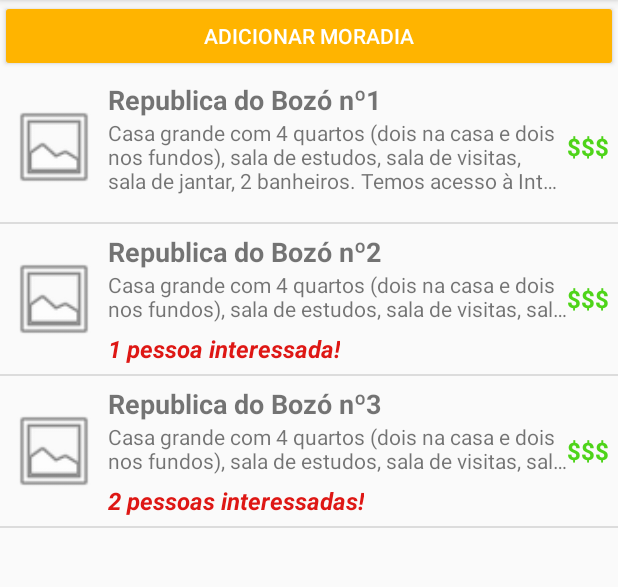
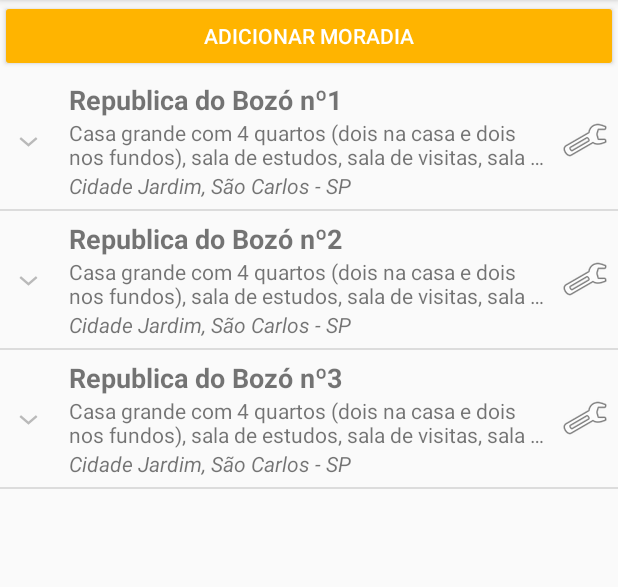
Before and after one commit to Dionen/TaEmCasa, an Android app: the fragment MinhasVagasActivity shown on its own in the app's theme, on a phone screen of 412 x 824 dp, the part 84-671 px from its top. Run offline under Robolectric (Android 15) with nearby library versions, the phone set to English and light mode, and no system bars.

Commit message:
Minhas Moradias exibe também as vagas

```diff
--- a/app/src/main/java/com/usp/icmc/taemcasa/Busca/SearchListActivity.java
+++ b/app/src/main/java/com/usp/icmc/taemcasa/Busca/SearchListActivity.java
@@ -1,7 +1,6 @@
 package com.usp.icmc.taemcasa.Busca;
 
 import android.app.Activity;
-import android.content.Intent;
 import android.os.Bundle;
 import android.support.v7.app.AppCompatActivity;
 import android.view.View;
@@ -13,9 +12,6 @@ import android.widget.ListView;
 import android.widget.TextView;
 import android.widget.Toast;
 
-import com.usp.icmc.taemcasa.Autenticacao.LoginActivity;
-import com.usp.icmc.taemcasa.Autenticacao.RegisterActivity;
-import com.usp.icmc.taemcasa.Perfil.PerfilVaga;
 import com.usp.icmc.taemcasa.R;
 import com.usp.icmc.taemcasa.Structures.Vaga;
 
@@ -111,7 +107,7 @@ public class SearchListActivity extends AppCompatActivity {
             description.setText(search.getDescription());
             address.setText(search.getAddress());
             price.setText(search.getPrice());
-            type.setText(search.getType());
+            type.setText(search.getTipoMoradia());
             imagem.setImageResource(R.drawable.ic_menu_gallery);
             return view;
         }
--- a/app/src/main/java/com/usp/icmc/taemcasa/MinhasVagas/MinhasVagasActivity.java
+++ b/app/src/main/java/com/usp/icmc/taemcasa/MinhasVagas/MinhasVagasActivity.java
@@ -1,6 +1,7 @@
 package com.usp.icmc.taemcasa.MinhasVagas;
 
 import android.app.Activity;
+import android.app.ExpandableListActivity;
 import android.content.Context;
 import android.content.Intent;
 import android.os.Bundle;
@@ -9,7 +10,9 @@ import android.view.LayoutInflater;
 import android.view.View;
 import android.view.ViewGroup;
 import android.widget.BaseAdapter;
+import android.widget.BaseExpandableListAdapter;
 import android.widget.Button;
+import android.widget.ExpandableListView;
 import android.widget.ImageView;
 import android.widget.ListView;
 import android.widget.TextView;
@@ -18,6 +21,7 @@ import com.usp.icmc.taemcasa.R;
 import com.usp.icmc.taemcasa.Structures.Vaga;
 
 import java.util.ArrayList;
+import java.util.HashMap;
 import java.util.List;
 
 public class MinhasVagasActivity extends Fragment {
@@ -32,14 +36,15 @@ public class MinhasVagasActivity extends Fragment {
                              Bundle savedInstanceState) {
         View rootView = inflater.inflate(R.layout.search_my_list, container, false);
 
-        List<Vaga> cursos = todasAsVagas();     // GERA MORADIAS TESTE
-                                                // DEVE-SE OBTER AS MORADIAS DO USUARIO
-        ListView listaDeCursos = (ListView) rootView.findViewById(R.id.search_result_list);
+        List<Vaga> pais = todasAsVagas();                           // GERA MORADIAS TESTE
+        HashMap<Vaga, List<Vaga>> filhos = todosOsFilhos(pais);     // DEVE-SE OBTER AS MORADIAS E VAGAS DO USUARIO
+
+        ExpandableListView minhasMoradias = (ExpandableListView) rootView.findViewById(R.id.expandable_list);
         Button adicionarVaga = (Button) rootView.findViewById(R.id.adicionarVaga);
 
         /* Liga os valores ao layout */
-        AdapterCursosPersonalizado adapter = new AdapterCursosPersonalizado(cursos, (Activity) getActivity());
-        listaDeCursos.setAdapter(adapter);
+        ExpandableListAdapter adapter = new ExpandableListAdapter(getActivity(), pais, filhos);
+        minhasMoradias.setAdapter(adapter);
 
         /* Botão de iniciar cadastro de moradia */
         adicionarVaga.setOnClickListener(new View.OnClickListener() {
@@ -59,7 +64,7 @@ public class MinhasVagasActivity extends Fragment {
         return rootView;
     }
 
-    // CRIA VALORES PARA TESTE
+     /* Gera valores teste de moradias */
     public List<Vaga> todasAsVagas(){
         final List<Vaga> list = new ArrayList<Vaga>();
 
@@ -74,72 +79,168 @@ public class MinhasVagasActivity extends Fragment {
         return list;
     }
 
+    /* Gera valores teste de vagas */
+    public HashMap<Vaga, List<Vaga>> todosOsFilhos(List<Vaga> lista){
+        HashMap<Vaga, List<Vaga>> _listDataChild = new HashMap<Vaga, List<Vaga>>();
+
+        List<Vaga> header1 = new ArrayList<Vaga>();
+        header1.add(new Vaga("-1"));    // Inicializar uma vaga com -1 coloca o botão de "adicionar vaga" no fim da lista filha.
+                                        // Não tem jeito muito bonito de fazer isso.
+
+        List<Vaga> header2 = new ArrayList<Vaga>();
+        header2.add(new Vaga("$$", true, "Vaga Masculina"));
+        header2.add(new Vaga("$$$$", false, "Vaga Feminina"));
+        header2.add(new Vaga("-1"));
+
+        List<Vaga> header3 = new ArrayList<Vaga>();
+        header3.add(new Vaga("$$$", true, "Vaga Feminina"));
+        header3.add(new Vaga("$$", false, "Vaga Feminina"));
+        header3.add(new Vaga("$$", false, "Vaga Feminina"));
+        header3.add(new Vaga("-1"));
+
+        _listDataChild.put(lista.get(0), header1);
+        _listDataChild.put(lista.get(1), header2);
+        _listDataChild.put(lista.get(2), header3);
+
+        return _listDataChild;
+    }
+
     /**
      * Classe responsável por associar as moradias do usuário com elementos
      * da lista no layout.
+     *
+     * É necessária uma lista de Moradias e um Hashmap<Moradia, List<Vaga>>
+     * No momento só utiliza "Vaga".
      */
-    private class AdapterCursosPersonalizado extends BaseAdapter {
+    public class ExpandableListAdapter extends BaseExpandableListAdapter {
 
-        private final List<Vaga> search_data;
-        private Activity activity;
+        private Context _context;
+        private List<Vaga> _listDataHeader;
+        private HashMap<Vaga, List<Vaga>> _listDataChild;
 
-        public AdapterCursosPersonalizado(List<Vaga> search_data, Activity activity) {
-            this.search_data = search_data;
-            this.activity = activity;
+        public ExpandableListAdapter(Context context, List<Vaga> listDataHeader,
+                                     HashMap<Vaga, List<Vaga>> listChildData) {
+            this._context = context;
+            this._listDataHeader = listDataHeader;
+            this._listDataChild = listChildData;
         }
 
         @Override
-        public int getCount() {
-            return search_data.size();
+        public Object getChild(int groupPosition, int childPosititon) {
+            return this._listDataChild.get(this._listDataHeader.get(groupPosition))
+                    .get(childPosititon);
         }
 
         @Override
-        public Object getItem(int position) {
-            return search_data.get(position);
+        public long getChildId(int groupPosition, int childPosition) {
+            return childPosition;
+        }
+
+        /* Sub-classe necessária para podermos adicionar o botão "ADICIONAR VAGA" no final das sub-listas */
+        class ViewHolder {
+            TextView tipoMorador;
+            TextView preco;
+            TextView individualTexto;
+            ImageView removerVaga;
+            Button adicionarVaga;
         }
 
         @Override
-        public long getItemId(int position) {
-            return position;
+        public View getChildView(int groupPosition, final int childPosition,
+                                 boolean isLastChild, View convertView, ViewGroup parent) {
+
+            View view = convertView;
+            final Vaga conteudoVaga = (Vaga) getChild(groupPosition, childPosition);
+
+            LayoutInflater infalInflater = (LayoutInflater) this._context
+                        .getSystemService(Context.LAYOUT_INFLATER_SERVICE);
+            view = infalInflater.inflate(R.layout.search_template_2_item, null);
+
+            ViewHolder holder = new ViewHolder();
+            holder.tipoMorador = (TextView) view.findViewById(R.id.tipoMorador);
+            holder.preco = (TextView) view.findViewById(R.id.preco);
+            holder.individualTexto = (TextView) view.findViewById(R.id.individualTexto);
+            holder.removerVaga = (ImageView) view.findViewById(R.id.removerVaga);
+            holder.adicionarVaga = (Button) view.findViewById(R.id.adicionarVaga);
+
+            if (conteudoVaga.getPrice().equals("-1")){
+                /* Caso seja o botão de adicionar vaga */
+                holder.tipoMorador.setVisibility(View.GONE);
+                holder.preco.setVisibility(View.GONE);
+                holder.individualTexto.setVisibility(View.GONE);
+                holder.removerVaga.setVisibility(View.GONE);
+                holder.adicionarVaga.setVisibility(View.VISIBLE);
+            } else {
+                /*Inserindo as informacoes das vagas */
+                holder.tipoMorador.setText(conteudoVaga.gettipoMorador());
+                holder.preco.setText(conteudoVaga.getPrice());
+
+                if (conteudoVaga.getIndividual()) {
+                    holder.individualTexto.setText("Quarto Individual");
+                } else {
+                    holder.individualTexto.setText("Quarto Compartilhado");
+                }
+
+                /* REMOVER VAGA VEM AQUI */
+            }
+
+            view.setTag(holder);
+            return view;
         }
 
         @Override
-        public View getView(int position, View convertView, ViewGroup parent) {
-            View view = activity.getLayoutInflater()
-                    .inflate(R.layout.search_template_2, parent, false);
+        public int getChildrenCount(int groupPosition) {
+            return this._listDataChild.get(this._listDataHeader.get(groupPosition))
+                    .size();
+        }
 
-            Vaga search = search_data.get(position);
+        @Override
+        public Object getGroup(int groupPosition) {
+            return this._listDataHeader.get(groupPosition);
+        }
 
-            //pegando as referências das Views
-            TextView title = (TextView)
-                    view.findViewById(R.id.title);
-            TextView description = (TextView)
-                    view.findViewById(R.id.description);
-            TextView people_interested = (TextView)
-                    view.findViewById(R.id.people_interested);
-            TextView price = (TextView)
-                    view.findViewById(R.id.price);
-            ImageView imagem = (ImageView)
-                    view.findViewById(R.id.icon);
+        @Override
+        public int getGroupCount() {
+            return this._listDataHeader.size();
+        }
+
+        @Override
+        public long getGroupId(int groupPosition) {
+            return groupPosition;
+        }
+
+        @Override
+        public View getGroupView(int groupPosition, boolean isExpanded,
+                                 View convertView, ViewGroup parent) {
+
+            Vaga header = (Vaga) getGroup(groupPosition);
+            if (convertView == null) {
+                LayoutInflater infalInflater = (LayoutInflater) this._context
+                        .getSystemService(Context.LAYOUT_INFLATER_SERVICE);
+                convertView = infalInflater.inflate(R.layout.search_template_2, null);
+            }
+
+            TextView title = (TextView) convertView.findViewById(R.id.title);
+            TextView description = (TextView) convertView.findViewById(R.id.description);
+            TextView address = (TextView) convertView.findViewById(R.id.address);
 
             //Inserindo as informacoes
-            title.setText(search.getTitle());
-            description.setText(search.getDescription());
-            price.setText(search.getPrice());
+            title.setText(header.getTitle());
+            description.setText(header.getDescription());
+            address.setText(header.getAddress());
 
-            if (position > 1){
-                people_interested.setText(position + " pessoas interessadas!");
-            } else if (position == 0) {
-                people_interested.setVisibility(View.GONE);
-                description.setMaxLines(3);
-            } else if (position == 1){
-                people_interested.setText(position + " pessoa interessada!");
-            }
-
-            imagem.setImageResource(R.drawable.ic_menu_gallery);
-            return view;
+            return convertView;
         }
 
+        @Override
+        public boolean hasStableIds() {
+            return false;
+        }
+
+        @Override
+        public boolean isChildSelectable(int groupPosition, int childPosition) {
+            return true;
+        }
     }
 
 }
--- a/app/src/main/java/com/usp/icmc/taemcasa/Structures/Vaga.java
+++ b/app/src/main/java/com/usp/icmc/taemcasa/Structures/Vaga.java
@@ -13,14 +13,26 @@ public class Vaga {
     private String description;
     private String address;
     private String price;
-    private String type;
+    private String tipoMoradia;
+    private boolean individual;
+    private String tipoMorador;
 
     public Vaga(String title, String description, String address, String price, String type){
         this.title = title;
         this.description = description;
         this.address = address;
         this.price = price;
-        this.type = type;
+        this.tipoMoradia = type;
+    }
+
+    public Vaga(String price, boolean individual, String tipoMorador){
+        this.price = price;
+        this.individual = individual;
+        this.tipoMorador = tipoMorador;
+    }
+
+    public Vaga(String price){
+        this.price = price;
     }
 
     public String getTitle(){
@@ -39,7 +51,15 @@ public class Vaga {
         return price;
     }
 
-    public String getType(){
-        return type;
+    public String getTipoMoradia(){
+        return tipoMoradia;
+    }
+
+    public boolean getIndividual(){
+        return individual;
+    }
+
+    public String gettipoMorador(){
+        return tipoMorador;
     }
 }
--- /dev/null
+++ b/app/src/main/res/layout/expandable_list_content.xml
@@ -0,0 +1,13 @@
+<?xml version="1.0" encoding="utf-8"?>
+<LinearLayout xmlns:android="http://schemas.android.com/apk/res/android"
+    android:layout_width="match_parent"
+    android:layout_height="match_parent">
+
+    <ExpandableListView
+        android:id="@+id/expandable_list"
+        android:layout_width="match_parent"
+        android:layout_height="match_parent"
+        android:clipToPadding="false"
+        android:childDivider="@color/colorPrimaryDark"
+        android:scrollbarStyle="outsideOverlay"/>
+</LinearLayout>
--- a/app/src/main/res/layout/search_my_list.xml
+++ b/app/src/main/res/layout/search_my_list.xml
@@ -19,7 +19,7 @@
             android:text="Adicionar Moradia" />
 
         <include
-            layout="@layout/list_content"
+            layout="@layout/expandable_list_content"
             android:clipToPadding="false" />
 
     </LinearLayout>
--- a/app/src/main/res/layout/search_template_2.xml
+++ b/app/src/main/res/layout/search_template_2.xml
@@ -2,71 +2,58 @@
     xmlns:app="http://schemas.android.com/apk/res-auto"
     xmlns:tools="http://schemas.android.com/tools"
     android:layout_width="fill_parent"
-    android:layout_height="100dp"
+    android:layout_height="80dp"
     android:background="?android:attr/colorBackground"
     android:padding="6dip">
 
     <ImageView
-        android:id="@+id/icon"
-        android:layout_width="60dp"
-        android:layout_height="fill_parent"
-        android:layout_alignParentBottom="true"
-        android:layout_alignParentTop="true"
-        android:layout_marginRight="6dip"
-        android:contentDescription="TODO"
-        android:src="@android:drawable/star_big_on" />
-
-    <TextView
-        android:id="@+id/people_interested"
+        android:id="@+id/imageView5"
         android:layout_width="wrap_content"
         android:layout_height="wrap_content"
+        android:layout_alignParentEnd="true"
+        android:layout_alignParentRight="true"
+        android:layout_centerVertical="true"
+        app:srcCompat="@drawable/ic_menu_manage" />
 
-        android:layout_alignParentBottom="true"
-        android:layout_toEndOf="@+id/icon"
-        android:layout_toRightOf="@+id/icon"
-        android:ellipsize="marquee"
-        android:maxLines="1"
-        android:text="20 pessoas interessadas"
-        android:textColor="@color/colorPessoaInteressada"
-        android:textSize="16sp"
-        android:textStyle="bold|italic"
-        android:visibility="visible" />
-
-    <TextView
-        android:id="@+id/description"
+    <LinearLayout
+        android:id="@+id/linearLayout"
         android:layout_width="wrap_content"
         android:layout_height="wrap_content"
-        android:layout_above="@+id/people_interested"
-        android:layout_below="@+id/title"
-        android:ellipsize="end"
-        android:maxLines="2"
-        android:text="Description"
-        android:textSize="14sp"
-        android:layout_toLeftOf="@+id/price"
-        android:layout_toRightOf="@+id/icon"/>
+        android:layout_centerVertical="true"
+        android:paddingLeft="?android:attr/expandableListPreferredItemPaddingLeft"
+        android:orientation="vertical"
+        android:layout_toLeftOf="@+id/imageView5"
+        android:paddingRight="6dp"
+        android:layout_alignParentLeft="true"
+        android:layout_alignParentStart="true">
 
         <TextView
             android:id="@+id/title"
-        android:layout_width="fill_parent"
+            android:layout_width="match_parent"
             android:layout_height="wrap_content"
-        android:layout_alignParentTop="true"
-        android:layout_alignWithParentIfMissing="true"
-        android:layout_toRightOf="@+id/icon"
             android:gravity="center_vertical"
             android:text="Example application"
             android:textSize="18sp"
             android:textStyle="bold" />
 
         <TextView
-        android:id="@+id/price"
-        android:layout_width="wrap_content"
+            android:id="@+id/description"
+            android:layout_width="match_parent"
             android:layout_height="wrap_content"
-        android:layout_alignParentEnd="true"
-        android:layout_alignParentRight="true"
-        android:layout_centerVertical="true"
-        android:text="$$$$"
-        android:textColor="@color/colorMoney"
-        android:textSize="16sp"
-        android:textStyle="bold" />
+            android:ellipsize="end"
+            android:maxLines="2"
+            android:text="Description"
+            android:textSize="14sp" />
+
+        <TextView
+            android:id="@+id/address"
+            android:layout_width="match_parent"
+            android:layout_height="wrap_content"
+            android:ellipsize="marquee"
+            android:maxLines="1"
+            android:text="Endereco"
+            android:textSize="14sp"
+            android:textStyle="italic" />
+    </LinearLayout>
 
 </RelativeLayout>
```
Also changed, not shown: app/src/main/res/layout/search_template_2_item.xml (added, +74 -0 lines). Lines whose indentation alone changed are shown as unchanged.
